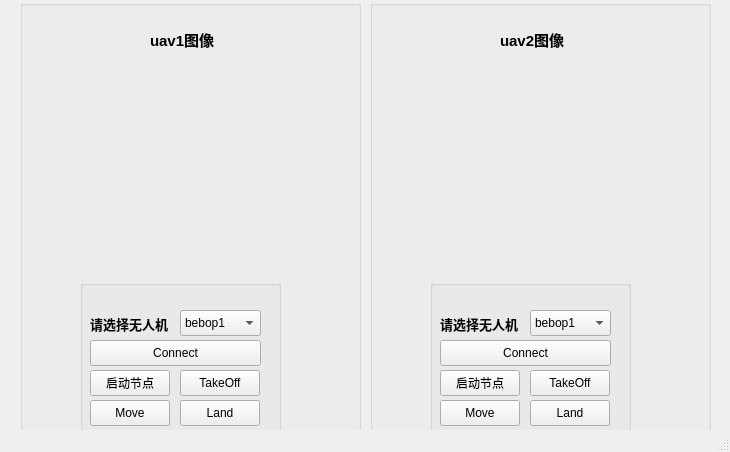
Old version of the form image_stitching/ui/main_window.ui in the repository zsxhub/bebop2.
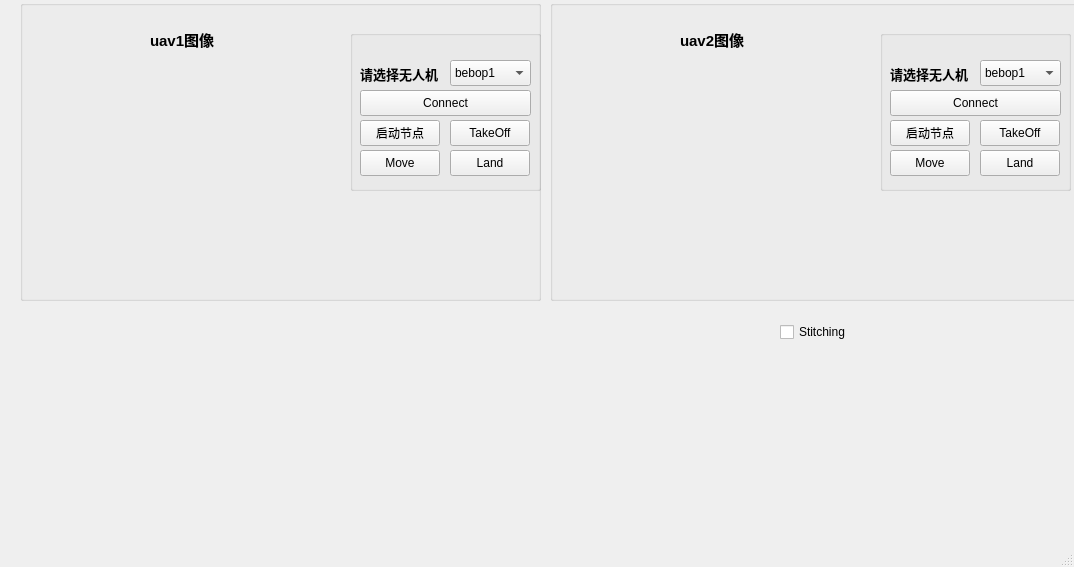
New version of the form. Icons and pictures are not drawn.

Commit message: 修改界面，添加显示拼接结果部分

```diff
--- a/image_stitching/ui/main_window.ui
+++ b/image_stitching/ui/main_window.ui
@@ -6,8 +6,8 @@
    <rect>
     <x>0</x>
     <y>0</y>
-    <width>730</width>
-    <height>452</height>
+    <width>1074</width>
+    <height>567</height>
    </rect>
   </property>
   <property name="windowTitle">
@@ -26,8 +26,8 @@
      <rect>
       <x>20</x>
       <y>0</y>
-      <width>341</width>
-      <height>441</height>
+      <width>521</width>
+      <height>301</height>
      </rect>
     </property>
     <property name="title">
@@ -86,147 +86,14 @@
       <string>uav1图像</string>
      </property>
     </widget>
-    <widget class="QGroupBox" name="groupBox_2">
-     <property name="geometry">
-      <rect>
-       <x>60</x>
-       <y>280</y>
-       <width>201</width>
-       <height>161</height>
-      </rect>
-     </property>
-     <property name="title">
-      <string/>
-     </property>
-     <widget class="QPushButton" name="uav1Takeoff_pBtn">
-      <property name="geometry">
-       <rect>
-        <x>100</x>
-        <y>90</y>
-        <width>80</width>
-        <height>26</height>
-       </rect>
-      </property>
-      <property name="text">
-       <string>TakeOff</string>
-      </property>
-     </widget>
-     <widget class="QPushButton" name="uav1Land_pBtn">
-      <property name="geometry">
-       <rect>
-        <x>100</x>
-        <y>120</y>
-        <width>80</width>
-        <height>26</height>
-       </rect>
-      </property>
-      <property name="text">
-       <string>Land</string>
-      </property>
-     </widget>
-     <widget class="QPushButton" name="uav1Move_pBtn">
-      <property name="geometry">
-       <rect>
-        <x>10</x>
-        <y>120</y>
-        <width>80</width>
-        <height>26</height>
-       </rect>
-      </property>
-      <property name="text">
-       <string>Move</string>
-      </property>
-     </widget>
-     <widget class="QPushButton" name="uav1ShowImage_pBtn">
-      <property name="geometry">
-       <rect>
-        <x>10</x>
-        <y>90</y>
-        <width>80</width>
-        <height>26</height>
-       </rect>
-      </property>
-      <property name="text">
-       <string>启动节点</string>
-      </property>
-     </widget>
-     <widget class="QPushButton" name="uav1Connect_pBtn">
-      <property name="geometry">
-       <rect>
-        <x>10</x>
-        <y>60</y>
-        <width>171</width>
-        <height>26</height>
-       </rect>
-      </property>
-      <property name="text">
-       <string>Connect</string>
-      </property>
-     </widget>
-     <widget class="QComboBox" name="uav1Name_cBox">
-      <property name="geometry">
-       <rect>
-        <x>100</x>
-        <y>30</y>
-        <width>81</width>
-        <height>26</height>
-       </rect>
-      </property>
-      <item>
-       <property name="text">
-        <string>bebop1</string>
-       </property>
-      </item>
-      <item>
-       <property name="text">
-        <string>bebop2</string>
-       </property>
-      </item>
-      <item>
-       <property name="text">
-        <string>bebop3</string>
-       </property>
-      </item>
-      <item>
-       <property name="text">
-        <string>bebop4</string>
-       </property>
-      </item>
-      <item>
-       <property name="text">
-        <string>bebop5</string>
-       </property>
-      </item>
-     </widget>
-     <widget class="QLabel" name="label_2">
-      <property name="geometry">
-       <rect>
-        <x>10</x>
-        <y>33</y>
-        <width>81</width>
-        <height>21</height>
-       </rect>
-      </property>
-      <property name="font">
-       <font>
-        <pointsize>10</pointsize>
-        <weight>75</weight>
-        <bold>true</bold>
-       </font>
-      </property>
-      <property name="text">
-       <string>请选择无人机</string>
-      </property>
-     </widget>
-    </widget>
    </widget>
    <widget class="QGroupBox" name="groupBox_3">
     <property name="geometry">
      <rect>
-      <x>370</x>
+      <x>550</x>
       <y>0</y>
-      <width>341</width>
-      <height>441</height>
+      <width>531</width>
+      <height>301</height>
      </rect>
     </property>
     <property name="title">
@@ -288,9 +155,9 @@
     <widget class="QGroupBox" name="groupBox_4">
      <property name="geometry">
       <rect>
-       <x>60</x>
-       <y>280</y>
-       <width>201</width>
+       <x>330</x>
+       <y>30</y>
+       <width>191</width>
        <height>161</height>
       </rect>
      </property>
@@ -419,6 +286,185 @@
      </widget>
     </widget>
    </widget>
+   <widget class="QLabel" name="stitchingImage_label">
+    <property name="geometry">
+     <rect>
+      <x>130</x>
+      <y>300</y>
+      <width>640</width>
+      <height>240</height>
+     </rect>
+    </property>
+    <property name="font">
+     <font>
+      <pointsize>36</pointsize>
+     </font>
+    </property>
+    <property name="frameShadow">
+     <enum>QFrame::Plain</enum>
+    </property>
+    <property name="lineWidth">
+     <number>1</number>
+    </property>
+    <property name="text">
+     <string/>
+    </property>
+    <property name="pixmap">
+     <pixmap resource="../resources/images.qrc">:/images/load.png</pixmap>
+    </property>
+    <property name="scaledContents">
+     <bool>true</bool>
+    </property>
+    <property name="margin">
+     <number>0</number>
+    </property>
+   </widget>
+   <widget class="QGroupBox" name="groupBox_2">
+    <property name="geometry">
+     <rect>
+      <x>350</x>
+      <y>30</y>
+      <width>191</width>
+      <height>161</height>
+     </rect>
+    </property>
+    <property name="title">
+     <string/>
+    </property>
+    <widget class="QPushButton" name="uav1Takeoff_pBtn">
+     <property name="geometry">
+      <rect>
+       <x>100</x>
+       <y>90</y>
+       <width>80</width>
+       <height>26</height>
+      </rect>
+     </property>
+     <property name="text">
+      <string>TakeOff</string>
+     </property>
+    </widget>
+    <widget class="QPushButton" name="uav1Land_pBtn">
+     <property name="geometry">
+      <rect>
+       <x>100</x>
+       <y>120</y>
+       <width>80</width>
+       <height>26</height>
+      </rect>
+     </property>
+     <property name="text">
+      <string>Land</string>
+     </property>
+    </widget>
+    <widget class="QPushButton" name="uav1Move_pBtn">
+     <property name="geometry">
+      <rect>
+       <x>10</x>
+       <y>120</y>
+       <width>80</width>
+       <height>26</height>
+      </rect>
+     </property>
+     <property name="text">
+      <string>Move</string>
+     </property>
+    </widget>
+    <widget class="QPushButton" name="uav1ShowImage_pBtn">
+     <property name="geometry">
+      <rect>
+       <x>10</x>
+       <y>90</y>
+       <width>80</width>
+       <height>26</height>
+      </rect>
+     </property>
+     <property name="text">
+      <string>启动节点</string>
+     </property>
+    </widget>
+    <widget class="QPushButton" name="uav1Connect_pBtn">
+     <property name="geometry">
+      <rect>
+       <x>10</x>
+       <y>60</y>
+       <width>171</width>
+       <height>26</height>
+      </rect>
+     </property>
+     <property name="text">
+      <string>Connect</string>
+     </property>
+    </widget>
+    <widget class="QComboBox" name="uav1Name_cBox">
+     <property name="geometry">
+      <rect>
+       <x>100</x>
+       <y>30</y>
+       <width>81</width>
+       <height>26</height>
+      </rect>
+     </property>
+     <item>
+      <property name="text">
+       <string>bebop1</string>
+      </property>
+     </item>
+     <item>
+      <property name="text">
+       <string>bebop2</string>
+      </property>
+     </item>
+     <item>
+      <property name="text">
+       <string>bebop3</string>
+      </property>
+     </item>
+     <item>
+      <property name="text">
+       <string>bebop4</string>
+      </property>
+     </item>
+     <item>
+      <property name="text">
+       <string>bebop5</string>
+      </property>
+     </item>
+    </widget>
+    <widget class="QLabel" name="label_2">
+     <property name="geometry">
+      <rect>
+       <x>10</x>
+       <y>33</y>
+       <width>81</width>
+       <height>21</height>
+      </rect>
+     </property>
+     <property name="font">
+      <font>
+       <pointsize>10</pointsize>
+       <weight>75</weight>
+       <bold>true</bold>
+      </font>
+     </property>
+     <property name="text">
+      <string>请选择无人机</string>
+     </property>
+    </widget>
+   </widget>
+   <widget class="QCheckBox" name="stitching_checkBox">
+    <property name="geometry">
+     <rect>
+      <x>780</x>
+      <y>320</y>
+      <width>81</width>
+      <height>24</height>
+     </rect>
+    </property>
+    <property name="text">
+     <string>Stitching</string>
+    </property>
+   </widget>
   </widget>
   <widget class="QStatusBar" name="statusbar"/>
   <action name="action_Quit">
```
The commit also changes 5 other files.
